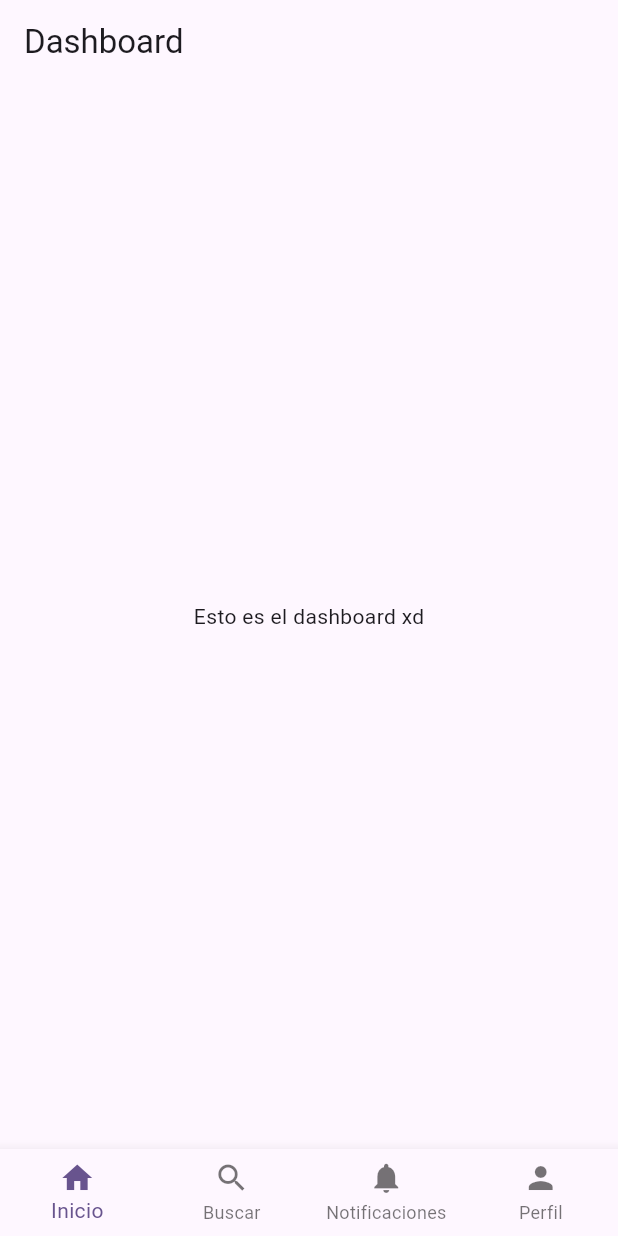
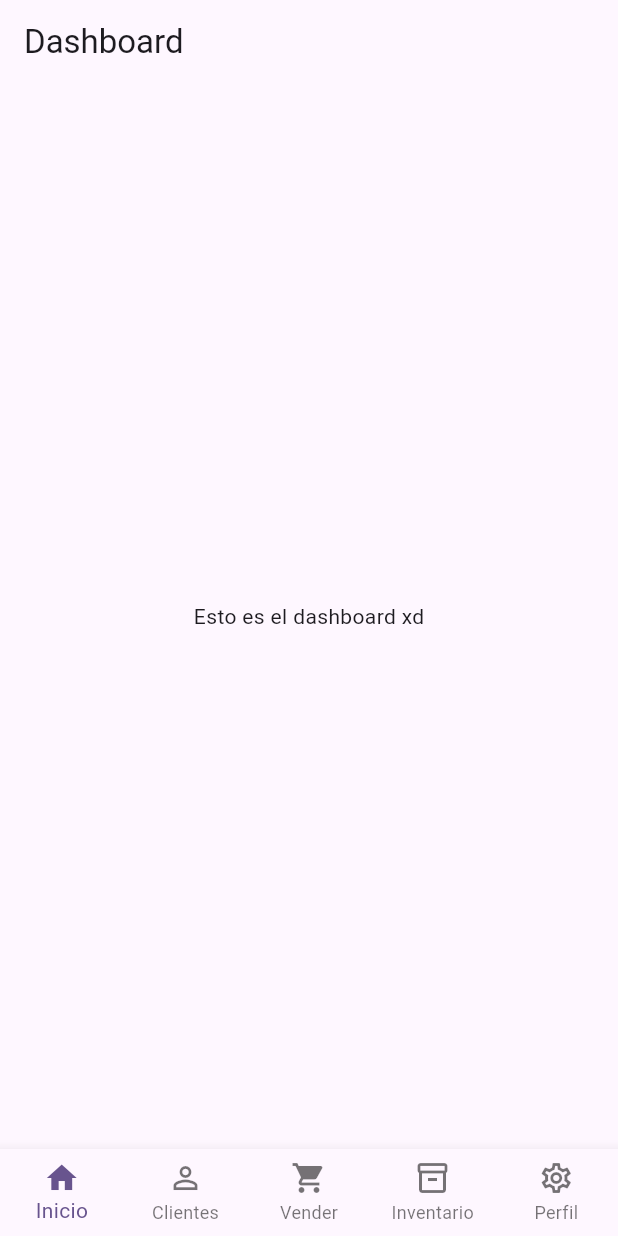
Before and after one commit to DanildZambrana/sales_app, a Flutter app: the screen it shows after launch, on a phone screen of 412 x 824 dp. Run offline on Flutter 3.47's test engine with Material 3 defaults, Android fonts, the phone set to English and light mode, and no system bars.

Commit message:
feat(navbar): update icons and labels for navigation items
Revised the BottomNavigationBar items with new icons and updated labels to better reflect functionality. Added activeIcon properties for improved UI clarity and consistency.

```diff
--- a/lib/structure/navbar.dart
+++ b/lib/structure/navbar.dart
@@ -19,19 +19,25 @@ class NavBar extends StatelessWidget {
       type: BottomNavigationBarType.fixed,
       items: const [
         BottomNavigationBarItem(
-          icon: Icon(Icons.home),
+          icon: Icon(Icons.home_outlined),
+          activeIcon: Icon(Icons.home),
           label: 'Inicio',
         ),
         BottomNavigationBarItem(
-          icon: Icon(Icons.search),
-          label: 'Buscar',
+          icon: Icon(Icons.person_outline),
+          label: 'Clientes',
+          activeIcon: Icon(Icons.person),
         ),
         BottomNavigationBarItem(
-          icon: Icon(Icons.notifications),
-          label: 'Notificaciones',
+            icon: Icon(Icons.shopping_cart), label: 'Vender'),
+        BottomNavigationBarItem(
+          icon: Icon(Icons.inventory_2_outlined),
+          activeIcon: Icon(Icons.inventory_2),
+          label: 'Inventario',
         ),
         BottomNavigationBarItem(
-          icon: Icon(Icons.person),
+          icon: Icon(Icons.settings_outlined),
+          activeIcon: Icon(Icons.settings),
           label: 'Perfil',
         ),
       ],
```
